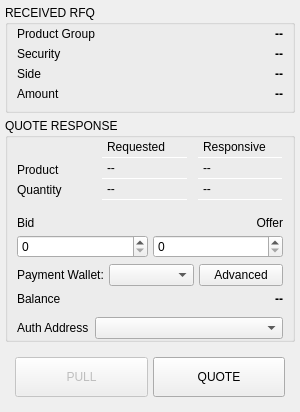
The window that BlockSettleUILib/Trading/RFQDealerReply.ui (BlockSettle/terminal) describes before a commit, drawn with Qt 5.
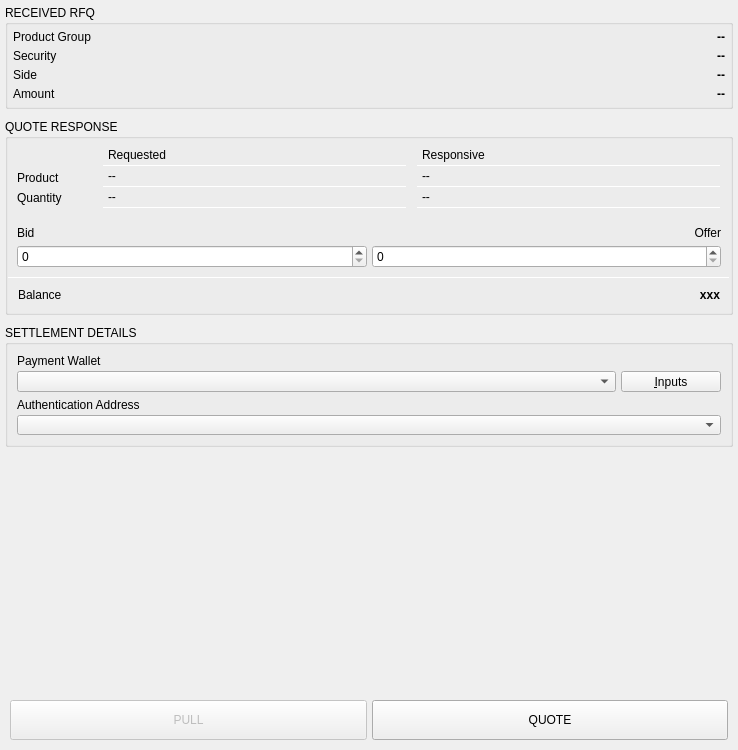
The same window after the commit. Custom widgets are drawn as their Qt base class.

Commit message: Update dealer's UI

What changed in the file:
```diff
--- a/BlockSettleUILib/Trading/RFQDealerReply.ui
+++ b/BlockSettleUILib/Trading/RFQDealerReply.ui
@@ -6,8 +6,8 @@
    <rect>
     <x>0</x>
     <y>0</y>
-    <width>300</width>
-    <height>411</height>
+    <width>738</width>
+    <height>750</height>
    </rect>
   </property>
   <property name="sizePolicy">
@@ -16,50 +16,32 @@
     <verstretch>0</verstretch>
    </sizepolicy>
   </property>
-  <property name="maximumSize">
-   <size>
-    <width>16777215</width>
-    <height>16777215</height>
-   </size>
-  </property>
   <property name="windowTitle">
    <string>Form</string>
   </property>
-  <property name="autoFillBackground">
-   <bool>true</bool>
-  </property>
-  <property name="styleSheet">
-   <string notr="true"/>
-  </property>
-  <layout class="QVBoxLayout" name="verticalLayout_13">
-   <property name="spacing">
-    <number>5</number>
-   </property>
-   <property name="sizeConstraint">
-    <enum>QLayout::SetDefaultConstraint</enum>
-   </property>
-   <property name="leftMargin">
-    <number>0</number>
-   </property>
-   <property name="topMargin">
-    <number>0</number>
-   </property>
-   <property name="rightMargin">
-    <number>0</number>
-   </property>
-   <property name="bottomMargin">
-    <number>0</number>
-   </property>
-   <item>
-    <widget class="QWidget" name="widget" native="true">
-     <property name="pane" stdset="0">
-      <bool>true</bool>
-     </property>
      <layout class="QVBoxLayout" name="verticalLayout_8">
       <property name="spacing">
        <number>5</number>
       </property>
       <property name="leftMargin">
+    <number>0</number>
+   </property>
+   <property name="topMargin">
+    <number>0</number>
+   </property>
+   <property name="rightMargin">
+    <number>0</number>
+   </property>
+   <property name="bottomMargin">
+    <number>0</number>
+   </property>
+   <item>
+    <widget class="QWidget" name="content" native="true">
+     <layout class="QVBoxLayout" name="verticalLayout_7">
+      <property name="spacing">
+       <number>10</number>
+      </property>
+      <property name="leftMargin">
        <number>5</number>
       </property>
       <property name="topMargin">
@@ -76,9 +58,24 @@
         <property name="title">
          <string>RECEIVED RFQ</string>
         </property>
+        <property name="wellGroupBoxWithButtonBar" stdset="0">
+         <bool>true</bool>
+        </property>
         <layout class="QVBoxLayout" name="verticalLayout_3">
+         <property name="spacing">
+          <number>5</number>
+         </property>
+         <property name="leftMargin">
+          <number>5</number>
+         </property>
          <property name="topMargin">
-          <number>2</number>
+          <number>5</number>
+         </property>
+         <property name="rightMargin">
+          <number>5</number>
+         </property>
+         <property name="bottomMargin">
+          <number>5</number>
          </property>
          <item>
           <widget class="QWidget" name="horizontalWidget" native="true">
@@ -477,12 +474,21 @@
         <property name="title">
          <string>QUOTE RESPONSE</string>
         </property>
-        <layout class="QVBoxLayout" name="verticalLayout_5">
+        <property name="wellGroupBoxWithButtonBar" stdset="0">
+         <bool>true</bool>
+        </property>
+        <layout class="QVBoxLayout" name="verticalLayout_6">
          <property name="spacing">
-          <number>6</number>
+          <number>0</number>
+         </property>
+         <property name="leftMargin">
+          <number>0</number>
          </property>
          <property name="topMargin">
-          <number>2</number>
+          <number>0</number>
+         </property>
+         <property name="rightMargin">
+          <number>0</number>
          </property>
          <property name="bottomMargin">
           <number>0</number>
@@ -509,19 +515,19 @@
            </property>
            <layout class="QHBoxLayout" name="horizontalLayout_3">
             <property name="spacing">
-             <number>5</number>
+             <number>6</number>
             </property>
             <property name="leftMargin">
-             <number>0</number>
+             <number>9</number>
             </property>
             <property name="topMargin">
-             <number>0</number>
+             <number>9</number>
             </property>
             <property name="rightMargin">
-             <number>0</number>
+             <number>9</number>
             </property>
             <property name="bottomMargin">
-             <number>0</number>
+             <number>9</number>
             </property>
             <item>
              <widget class="QWidget" name="labels" native="true">
@@ -1028,16 +1034,16 @@
            </property>
            <layout class="QVBoxLayout" name="verticalLayout">
             <property name="leftMargin">
-             <number>0</number>
+             <number>9</number>
             </property>
             <property name="topMargin">
-             <number>10</number>
+             <number>9</number>
             </property>
             <property name="rightMargin">
-             <number>0</number>
+             <number>9</number>
             </property>
             <property name="bottomMargin">
-             <number>0</number>
+             <number>9</number>
             </property>
             <item>
              <widget class="QWidget" name="spinners" native="true">
@@ -1211,143 +1217,64 @@
               </layout>
              </widget>
             </item>
-            <item>
-             <widget class="QWidget" name="widgetWallet" native="true">
-              <layout class="QHBoxLayout" name="horizontalLayout_6">
-               <property name="spacing">
-                <number>5</number>
-               </property>
-               <property name="sizeConstraint">
-                <enum>QLayout::SetMaximumSize</enum>
-               </property>
-               <property name="leftMargin">
-                <number>0</number>
-               </property>
-               <property name="topMargin">
-                <number>0</number>
-               </property>
-               <property name="rightMargin">
-                <number>0</number>
-               </property>
-               <property name="bottomMargin">
-                <number>0</number>
-               </property>
-               <item>
-                <widget class="QLabel" name="labelWallet">
-                 <property name="text">
-                  <string>Payment Wallet:</string>
-                 </property>
-                </widget>
-               </item>
-               <item>
-                <widget class="QComboBox" name="comboBoxXbtWallet"/>
-               </item>
-               <item>
-                <widget class="QPushButton" name="pushButtonAdvanced">
-                 <property name="baseSize">
-                  <size>
-                   <width>0</width>
-                   <height>0</height>
-                  </size>
-                 </property>
-                 <property name="toolTip">
-                  <string>Opens Coin Control dialog</string>
-                 </property>
-                 <property name="text">
-                  <string>Advanced</string>
-                 </property>
-                </widget>
-               </item>
               </layout>
              </widget>
             </item>
-           </layout>
-          </widget>
-         </item>
          <item>
-          <widget class="QWidget" name="verticalWidget2_3" native="true">
-           <property name="sizePolicy">
-            <sizepolicy hsizetype="Preferred" vsizetype="Fixed">
-             <horstretch>0</horstretch>
-             <verstretch>0</verstretch>
-            </sizepolicy>
-           </property>
-           <layout class="QHBoxLayout" name="horizontalLayout_10">
-            <property name="spacing">
-             <number>5</number>
-            </property>
-            <property name="leftMargin">
-             <number>0</number>
-            </property>
-            <property name="topMargin">
-             <number>0</number>
-            </property>
-            <property name="rightMargin">
-             <number>0</number>
-            </property>
-            <property name="bottomMargin">
-             <number>0</number>
-            </property>
-            <item>
-             <widget class="QLabel" name="label_11">
-              <property name="minimumSize">
-               <size>
-                <width>90</width>
-                <height>0</height>
-               </size>
-              </property>
+          <widget class="Line" name="line">
               <property name="maximumSize">
                <size>
-                <width>90</width>
-                <height>16777215</height>
-               </size>
-              </property>
+             <width>16777215</width>
+             <height>1</height>
+            </size>
+           </property>
+           <property name="orientation">
+            <enum>Qt::Horizontal</enum>
+           </property>
+          </widget>
+         </item>
+         <item>
+          <widget class="QWidget" name="balanceLayout" native="true">
+           <property name="minimumSize">
+            <size>
+             <width>0</width>
+             <height>0</height>
+            </size>
+           </property>
+           <layout class="QHBoxLayout" name="horizontalLayout_5">
+            <property name="spacing">
+             <number>3</number>
+            </property>
+            <property name="leftMargin">
+             <number>10</number>
+            </property>
+            <property name="topMargin">
+             <number>10</number>
+            </property>
+            <property name="rightMargin">
+             <number>10</number>
+            </property>
+            <property name="bottomMargin">
+             <number>10</number>
+            </property>
+            <item>
+             <widget class="QLabel" name="cashBalanceLabel">
               <property name="text">
                <string>Balance</string>
               </property>
-              <property name="wordWrap">
-               <bool>true</bool>
-              </property>
              </widget>
             </item>
             <item>
              <widget class="QLabel" name="labelBalanceValue">
-              <property name="minimumSize">
-               <size>
-                <width>0</width>
-                <height>0</height>
-               </size>
-              </property>
-              <property name="maximumSize">
-               <size>
-                <width>16777215</width>
-                <height>16777215</height>
-               </size>
-              </property>
-              <property name="sizeIncrement">
-               <size>
-                <width>0</width>
-                <height>0</height>
-               </size>
-              </property>
-              <property name="font">
-               <font>
-                <weight>75</weight>
-                <bold>true</bold>
-               </font>
+              <property name="styleSheet">
+               <string notr="true">font-weight: bold;</string>
               </property>
               <property name="text">
-               <string>--</string>
+               <string>xxx</string>
               </property>
               <property name="alignment">
                <set>Qt::AlignRight|Qt::AlignTrailing|Qt::AlignVCenter</set>
               </property>
-              <property name="statusBox" stdset="0">
-               <bool>false</bool>
-              </property>
-              <property name="informationLabel" stdset="0">
-               <bool>false</bool>
-              </property>
               <property name="whiteLabel" stdset="0">
                <bool>true</bool>
               </property>
@@ -1356,30 +1283,61 @@
            </layout>
           </widget>
          </item>
+        </layout>
+       </widget>
+      </item>
          <item>
-          <widget class="QWidget" name="responseTitle" native="true">
+       <widget class="QGroupBox" name="groupBoxSettlementInputs">
+        <property name="title">
+         <string>SETTLEMENT DETAILS</string>
+        </property>
+        <property name="wellGroupBoxWithButtonBar" stdset="0">
+         <bool>true</bool>
+        </property>
+        <layout class="QVBoxLayout" name="verticalLayout_5">
+         <item>
+          <widget class="QWidget" name="widgetWallet" native="true">
            <property name="minimumSize">
             <size>
              <width>0</width>
              <height>0</height>
             </size>
            </property>
-           <property name="maximumSize">
-            <size>
-             <width>16777215</width>
-             <height>16777215</height>
-            </size>
-           </property>
-           <layout class="QVBoxLayout" name="verticalLayout_7">
+           <layout class="QVBoxLayout" name="verticalLayout_12">
             <property name="spacing">
-             <number>0</number>
+             <number>3</number>
             </property>
             <property name="leftMargin">
              <number>0</number>
             </property>
             <property name="topMargin">
+             <number>0</number>
+            </property>
+            <property name="rightMargin">
+             <number>0</number>
+            </property>
+            <property name="bottomMargin">
+             <number>0</number>
+            </property>
+            <item>
+             <widget class="QLabel" name="labelWallet">
+              <property name="text">
+               <string>Payment Wallet</string>
+              </property>
+             </widget>
+            </item>
+            <item>
+             <widget class="QWidget" name="receivingWalletWidgetSend" native="true">
+              <layout class="QHBoxLayout" name="horizontalLayout_11">
+               <property name="spacing">
              <number>5</number>
             </property>
+               <property name="leftMargin">
+                <number>0</number>
+               </property>
+               <property name="topMargin">
+                <number>0</number>
+               </property>
             <property name="rightMargin">
              <number>0</number>
             </property>
@@ -1387,17 +1345,70 @@
              <number>0</number>
             </property>
             <item>
-             <widget class="QWidget" name="verticalWidget7" native="true">
+                <widget class="QComboBox" name="comboBoxXbtWallet">
+                 <property name="sizePolicy">
+                  <sizepolicy hsizetype="MinimumExpanding" vsizetype="Fixed">
+                   <horstretch>0</horstretch>
+                   <verstretch>0</verstretch>
+                  </sizepolicy>
+                 </property>
+                 <property name="minimumSize">
+                  <size>
+                   <width>0</width>
+                   <height>21</height>
+                  </size>
+                 </property>
               <property name="maximumSize">
                <size>
                 <width>16777215</width>
-                <height>16777215</height>
-               </size>
-              </property>
-              <property name="darkOverlay" stdset="0">
-               <bool>false</bool>
-              </property>
-              <layout class="QHBoxLayout" name="horizontalLayout_2">
+                   <height>21</height>
+                  </size>
+                 </property>
+                </widget>
+               </item>
+               <item>
+                <widget class="QPushButton" name="toolButtonXBTInputsSend">
+                 <property name="minimumSize">
+                  <size>
+                   <width>100</width>
+                   <height>21</height>
+                  </size>
+                 </property>
+                 <property name="maximumSize">
+                  <size>
+                   <width>100</width>
+                   <height>21</height>
+                  </size>
+                 </property>
+                 <property name="text">
+                  <string>&amp;Inputs</string>
+                 </property>
+                </widget>
+               </item>
+              </layout>
+             </widget>
+            </item>
+           </layout>
+          </widget>
+         </item>
+         <item>
+          <widget class="QWidget" name="authAddressLayout" native="true">
+           <property name="minimumSize">
+            <size>
+             <width>0</width>
+             <height>0</height>
+            </size>
+           </property>
+           <property name="sizeIncrement">
+            <size>
+             <width>0</width>
+             <height>0</height>
+            </size>
+           </property>
+           <layout class="QVBoxLayout" name="verticalLayout_11">
+            <property name="spacing">
+             <number>3</number>
+            </property>
                <property name="leftMargin">
                 <number>0</number>
                </property>
@@ -1412,28 +1423,31 @@
                </property>
                <item>
                 <widget class="QLabel" name="authenticationAddressLabel">
-                 <property name="sizePolicy">
-                  <sizepolicy hsizetype="Minimum" vsizetype="Preferred">
-                   <horstretch>0</horstretch>
-                   <verstretch>0</verstretch>
-                  </sizepolicy>
-                 </property>
                  <property name="text">
-                  <string>Auth Address</string>
-                 </property>
-                 <property name="wordWrap">
-                  <bool>true</bool>
+               <string>Authentication Address</string>
                  </property>
                 </widget>
                </item>
                <item>
                 <widget class="QComboBox" name="authenticationAddressComboBox">
                  <property name="sizePolicy">
-                  <sizepolicy hsizetype="Expanding" vsizetype="Fixed">
+               <sizepolicy hsizetype="MinimumExpanding" vsizetype="Fixed">
                    <horstretch>0</horstretch>
                    <verstretch>0</verstretch>
                   </sizepolicy>
                  </property>
+              <property name="minimumSize">
+               <size>
+                <width>0</width>
+                <height>20</height>
+               </size>
+              </property>
+              <property name="maximumSize">
+               <size>
+                <width>16777215</width>
+                <height>20</height>
+               </size>
+              </property>
                 </widget>
                </item>
               </layout>
@@ -1453,7 +1467,7 @@
         <property name="sizeHint" stdset="0">
          <size>
           <width>20</width>
-          <height>40</height>
+       <height>74</height>
          </size>
         </property>
        </spacer>
@@ -1530,9 +1544,6 @@
            <property name="text">
             <string>QUOTE</string>
            </property>
-          </widget>
-         </item>
-        </layout>
        </widget>
       </item>
      </layout>
```
Lines whose indentation alone changed are shown as unchanged. The commit also changes 1 other file.
